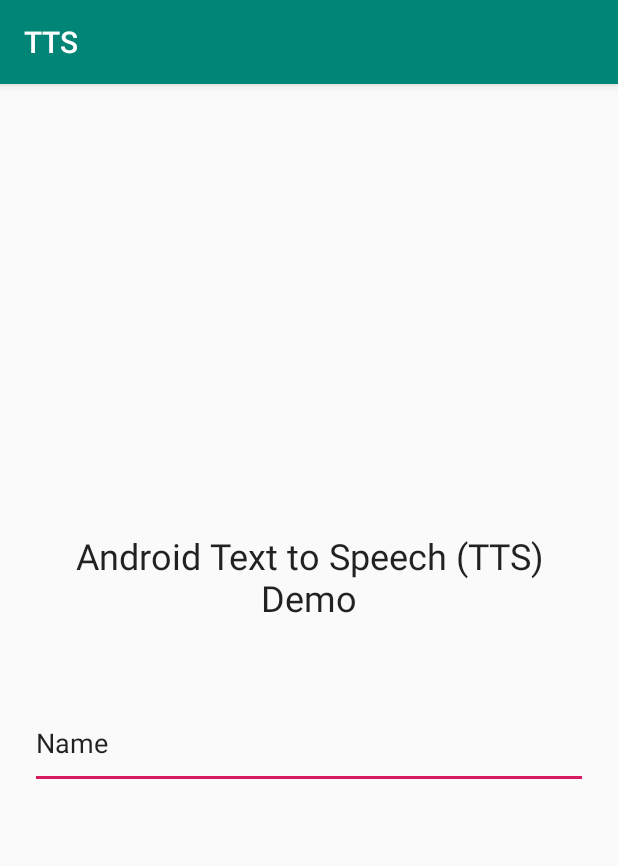
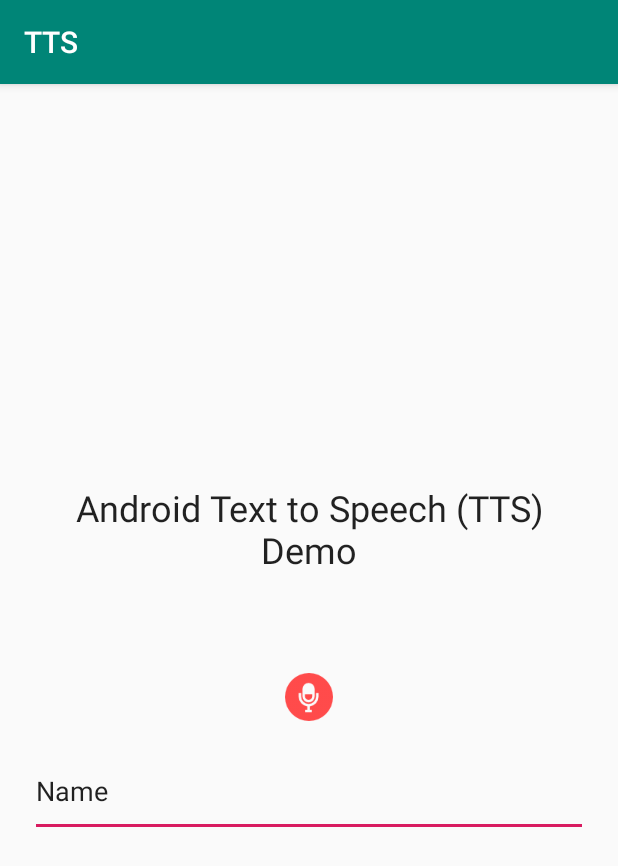
Before and after one commit to SRM-Hackathon/Insignia-Encorp, an Android app: the screen it shows after launch (MainActivity), on a phone screen of 412 x 824 dp. Shown: the top 866 px of the screen. Run offline under Robolectric (Android 15) with nearby library versions, the phone set to English and light mode, and no system bars.

Commit message:
TTS/STT integ-initial

```diff
--- a/TTS/app/src/main/res/layout/activity_main.xml
+++ b/TTS/app/src/main/res/layout/activity_main.xml
@@ -20,6 +20,15 @@
         android:text="Android Text to Speech (TTS) Demo"
         android:textAppearance="@style/TextAppearance.AppCompat.Headline" />
 
+    <ImageButton
+        android:id="@+id/btnSpeak"
+        android:layout_width="77dp"
+        android:layout_height="wrap_content"
+        android:background="@null"
+        android:padding="16dp"
+        android:scaleType="fitCenter"
+        android:src="@mipmap/ic_microphone_2" />
+
     <EditText
         android:id="@+id/editText"
         android:layout_width="match_parent"
```
Also changed, not shown: TTS/app/src/main/java/com/example/android/tts/MainActivity.java (+55 -1 lines), TTS/app/src/main/res/mipmap-xhdpi/ic_microphone_2.png (renamed from New/app/src/main/res/mipmap-xhdpi/ic_microphone_2.png).
